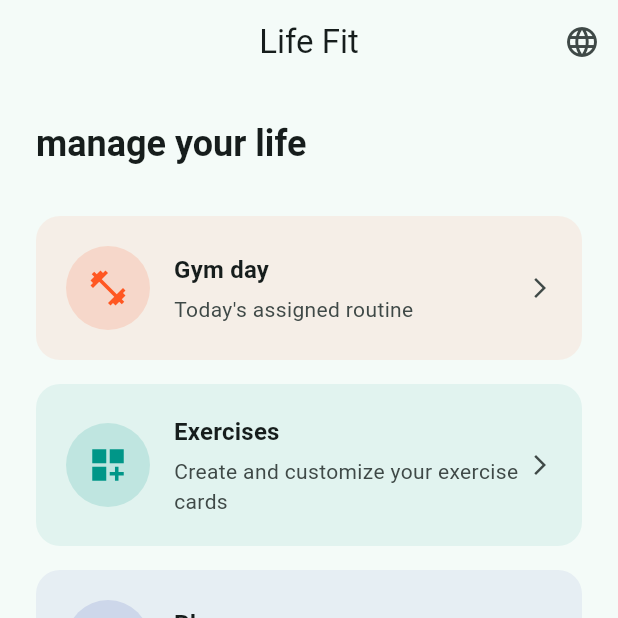
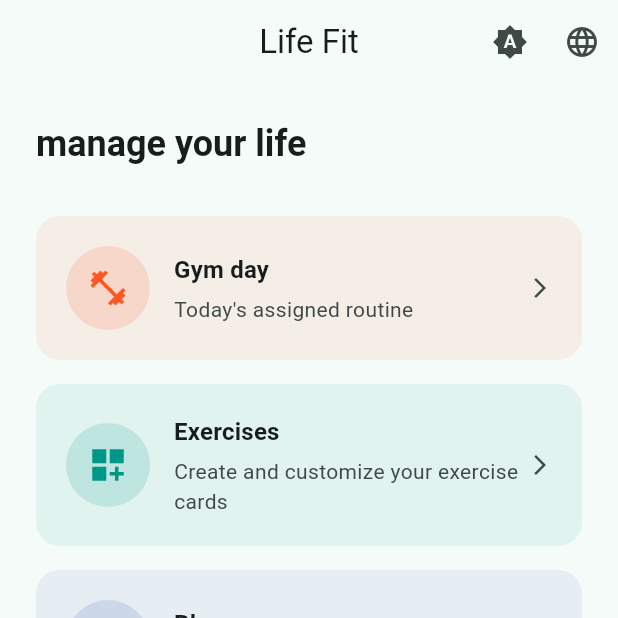
Before and after one commit to DarcherDev/life-fit, a Flutter app: the screen it shows after launch, on a phone screen of 412 x 824 dp, the top half of it. Run offline on Flutter 3.47's test engine with Material 2 defaults, Android fonts, the phone set to English and light mode, and no system bars; our stand-ins replace confetti, shared_preferences, table_calendar.

Commit message:
feat(tema): añadir modo oscuro y selector de tema persistente
- Nuevo: ThemeService persiste claro/oscuro/sistema; menú en la barra de Home.
- Nuevo: AppTheme centraliza temas light y dark con seed teal.
- Nuevo: LocalePromptHost muestra diálogo si el idioma del dispositivo no es es ni en.
- Corregido: LocaleService usa inglés como fallback y expone needsLocalePrompt.
- Corregido: ExerciseCardPreview y WarmUpPreviewTile usan colorScheme del tema.
- Nuevo: tests unitarios para ThemeService y LocaleService.

Co-authored-by: Cursor <cursoragent@cursor.com>

```diff
--- a/lib/core/home/home_screen.dart
+++ b/lib/core/home/home_screen.dart
@@ -2,6 +2,7 @@ import 'package:flutter/material.dart';
 
 import 'package:life_fit/core/navigation/app_navigation.dart';
 import 'package:life_fit/core/services/locale_service.dart';
+import 'package:life_fit/core/services/theme_service.dart';
 import 'package:life_fit/l10n/app_localizations.dart';
 
 class HomeScreen extends StatelessWidget {
@@ -12,12 +13,41 @@ class HomeScreen extends StatelessWidget {
     final l10n = AppLocalizations.of(context);
     final theme = Theme.of(context);
     final currentLocale = Localizations.localeOf(context).languageCode;
+    final currentTheme = ThemeService.instance.preference;
 
     return Scaffold(
       appBar: AppBar(
         title: Text(l10n.appTitle),
         centerTitle: true,
         actions: [
+          PopupMenuButton<AppThemePreference>(
+            tooltip: l10n.themeMenu,
+            icon: Icon(
+              currentTheme == AppThemePreference.dark
+                  ? Icons.dark_mode
+                  : currentTheme == AppThemePreference.light
+                      ? Icons.light_mode
+                      : Icons.brightness_auto,
+            ),
+            onSelected: ThemeService.instance.setPreference,
+            itemBuilder: (context) => [
+              CheckedPopupMenuItem(
+                value: AppThemePreference.light,
+                checked: currentTheme == AppThemePreference.light,
+                child: Text(l10n.themeLight),
+              ),
+              CheckedPopupMenuItem(
+                value: AppThemePreference.dark,
+                checked: currentTheme == AppThemePreference.dark,
+                child: Text(l10n.themeDark),
+              ),
+              CheckedPopupMenuItem(
+                value: AppThemePreference.system,
+                checked: currentTheme == AppThemePreference.system,
+                child: Text(l10n.themeSystem),
+              ),
+            ],
+          ),
           PopupMenuButton<String>(
             tooltip: l10n.languageMenu,
             icon: const Icon(Icons.language),
--- /dev/null
+++ b/lib/core/home/locale_prompt_host.dart
@@ -0,0 +1,94 @@
+import 'package:flutter/material.dart';
+
+import 'package:life_fit/core/services/locale_service.dart';
+import 'package:life_fit/l10n/app_localizations.dart';
+
+/// Muestra un diálogo de idioma la primera vez si el dispositivo no es es/en.
+class LocalePromptHost extends StatefulWidget {
+  const LocalePromptHost({super.key, required this.child});
+
+  final Widget child;
+
+  @override
+  State<LocalePromptHost> createState() => _LocalePromptHostState();
+}
+
+class _LocalePromptHostState extends State<LocalePromptHost> {
+  final _localeService = LocaleService.instance;
+  bool _promptScheduled = false;
+
+  @override
+  void initState() {
+    super.initState();
+    _localeService.addListener(_onLocaleChanged);
+    WidgetsBinding.instance.addPostFrameCallback((_) => _maybeShowPrompt());
+  }
+
+  @override
+  void dispose() {
+    _localeService.removeListener(_onLocaleChanged);
+    super.dispose();
+  }
+
+  void _onLocaleChanged() {
+    if (_localeService.hasStoredLocale && mounted) {
+      setState(() {});
+    }
+  }
+
+  void _maybeShowPrompt() {
+    if (!mounted || _promptScheduled || _localeService.hasStoredLocale) {
+      return;
+    }
+
+    final deviceLocale = WidgetsBinding.instance.platformDispatcher.locale;
+    if (!_localeService.needsLocalePrompt(deviceLocale)) {
+      return;
+    }
+
+    _promptScheduled = true;
+    _showLocalePrompt();
+  }
+
+  Future<void> _showLocalePrompt() async {
+    if (!mounted) {
+      return;
+    }
+
+    final l10n = AppLocalizations.of(context);
+
+    await showDialog<void>(
+      context: context,
+      barrierDismissible: false,
+      builder: (dialogContext) {
+        return AlertDialog(
+          title: Text(l10n.localePromptTitle),
+          content: Text(l10n.localePromptMessage),
+          actions: [
+            TextButton(
+              onPressed: () async {
+                await _localeService.setLocale(const Locale('es'));
+                if (dialogContext.mounted) {
+                  Navigator.of(dialogContext).pop();
+                }
+              },
+              child: Text(l10n.languageSpanish),
+            ),
+            FilledButton(
+              onPressed: () async {
+                await _localeService.setLocale(const Locale('en'));
+                if (dialogContext.mounted) {
+                  Navigator.of(dialogContext).pop();
+                }
+              },
+              child: Text(l10n.languageEnglish),
+            ),
+          ],
+        );
+      },
+    );
+  }
+
+  @override
+  Widget build(BuildContext context) => widget.child;
+}
--- a/lib/core/services/locale_service.dart
+++ b/lib/core/services/locale_service.dart
@@ -2,53 +2,79 @@ import 'package:flutter/material.dart';
 import 'package:shared_preferences/shared_preferences.dart';
 
 /// Persists and notifies the app UI language (es / en).
+///
+/// Sin preferencia guardada, usa el idioma del dispositivo si es es o en.
+/// Si no está soportado, la app arranca en inglés y [needsLocalePrompt] indica
+/// que se debe pedir al usuario que elija.
 class LocaleService extends ChangeNotifier {
   LocaleService._();
 
   static final LocaleService instance = LocaleService._();
 
   static const _localeKey = 'app_locale';
+  static const fallbackLocale = Locale('en');
+
   static const supportedLocales = [
     Locale('es'),
     Locale('en'),
   ];
 
   Locale? _locale;
+  bool _hasStoredLocale = false;
 
   Locale? get locale => _locale;
+
+  bool get hasStoredLocale => _hasStoredLocale;
+
+  static bool isSupportedLanguageCode(String? code) {
+    if (code == null) {
+      return false;
+    }
+    return supportedLocales
+        .any((supported) => supported.languageCode == code);
+  }
 
   Future<void> init() async {
     final prefs = await SharedPreferences.getInstance();
     final code = prefs.getString(_localeKey);
     if (code == 'es') {
       _locale = const Locale('es');
+      _hasStoredLocale = true;
     } else if (code == 'en') {
       _locale = const Locale('en');
+      _hasStoredLocale = true;
+    } else {
+      _locale = null;
+      _hasStoredLocale = false;
     }
   }
 
   Future<void> setLocale(Locale locale) async {
-    if (!supportedLocales
-        .any((supported) => supported.languageCode == locale.languageCode)) {
+    if (!isSupportedLanguageCode(locale.languageCode)) {
       return;
     }
     _locale = locale;
+    _hasStoredLocale = true;
     notifyListeners();
     final prefs = await SharedPreferences.getInstance();
     await prefs.setString(_localeKey, locale.languageCode);
+  }
+
+  /// True cuando no hay idioma guardado y el dispositivo no es es ni en.
+  bool needsLocalePrompt(Locale? deviceLocale) {
+    if (_hasStoredLocale) {
+      return false;
+    }
+    return !isSupportedLanguageCode(deviceLocale?.languageCode);
   }
 
   Locale resolve(Locale? deviceLocale) {
     if (_locale != null) {
       return _locale!;
     }
-    if (deviceLocale != null) {
-      for (final supported in supportedLocales) {
-        if (supported.languageCode == deviceLocale.languageCode) {
-          return supported;
-        }
-      }
+    if (isSupportedLanguageCode(deviceLocale?.languageCode)) {
+      return Locale(deviceLocale!.languageCode);
     }
-    return const Locale('es');
+    return fallbackLocale;
   }
 }
--- /dev/null
+++ b/lib/core/services/theme_service.dart
@@ -0,0 +1,79 @@
+import 'package:flutter/material.dart';
+import 'package:shared_preferences/shared_preferences.dart';
+
+/// Preferencia de tema: claro, oscuro o seguir el sistema.
+enum AppThemePreference {
+  light,
+  dark,
+  system;
+
+  static AppThemePreference? fromStorage(String? value) {
+    switch (value) {
+      case 'light':
+        return AppThemePreference.light;
+      case 'dark':
+        return AppThemePreference.dark;
+      case 'system':
+        return AppThemePreference.system;
+      default:
+        return null;
+    }
+  }
+
+  String toStorage() => name;
+
+  ThemeMode get themeMode {
+    switch (this) {
+      case AppThemePreference.light:
+        return ThemeMode.light;
+      case AppThemePreference.dark:
+        return ThemeMode.dark;
+      case AppThemePreference.system:
+        return ThemeMode.system;
+    }
+  }
+}
+
+/// Persiste y notifica el modo de tema de la app.
+///
+/// Sin preferencia guardada, [AppThemePreference.system] sigue el tema del
+/// dispositivo (claro u oscuro). El usuario puede cambiarlo en cualquier momento.
+class ThemeService extends ChangeNotifier {
+  ThemeService._();
+
+  static final ThemeService instance = ThemeService._();
+
+  static const _themeKey = 'app_theme';
+
+  AppThemePreference _preference = AppThemePreference.system;
+  bool _hasStoredPreference = false;
+
+  AppThemePreference get preference => _preference;
+
+  bool get hasStoredPreference => _hasStoredPreference;
+
+  ThemeMode get themeMode => _preference.themeMode;
+
+  Future<void> init() async {
+    final prefs = await SharedPreferences.getInstance();
+    final stored = AppThemePreference.fromStorage(prefs.getString(_themeKey));
+    if (stored != null) {
+      _preference = stored;
+      _hasStoredPreference = true;
+    } else {
+      _preference = AppThemePreference.system;
+      _hasStoredPreference = false;
+    }
+  }
+
+  Future<void> setPreference(AppThemePreference preference) async {
+    if (_preference == preference && _hasStoredPreference) {
+      return;
+    }
+    _preference = preference;
+    _hasStoredPreference = true;
+    notifyListeners();
+    final prefs = await SharedPreferences.getInstance();
+    await prefs.setString(_themeKey, preference.toStorage());
+  }
+}
--- /dev/null
+++ b/lib/core/theme/app_theme.dart
@@ -0,0 +1,28 @@
+import 'package:flutter/material.dart';
+
+/// Temas claro y oscuro de la app.
+abstract class AppTheme {
+  AppTheme._();
+
+  static const _seedColor = Colors.teal;
+
+  static ThemeData light() {
+    return ThemeData(
+      colorScheme: ColorScheme.fromSeed(
+        seedColor: _seedColor,
+        brightness: Brightness.light,
+      ),
+      useMaterial3: true,
+    );
+  }
+
+  static ThemeData dark() {
+    return ThemeData(
+      colorScheme: ColorScheme.fromSeed(
+        seedColor: _seedColor,
+        brightness: Brightness.dark,
+      ),
+      useMaterial3: true,
+    );
+  }
+}
--- a/lib/l10n/app_en.arb
+++ b/lib/l10n/app_en.arb
@@ -11,6 +11,12 @@
   "languageMenu": "Language",
   "languageSpanish": "Español",
   "languageEnglish": "English",
+  "themeMenu": "Theme",
+  "themeLight": "Light",
+  "themeDark": "Dark",
+  "themeSystem": "System",
+  "localePromptTitle": "Choose your language",
+  "localePromptMessage": "Your device language is not available in the app. Which language do you want to use for Life Fit?",
   "cancel": "Cancel",
   "remove": "Remove",
   "delete": "Delete",
--- a/lib/l10n/app_es.arb
+++ b/lib/l10n/app_es.arb
@@ -11,6 +11,12 @@
   "languageMenu": "Idioma",
   "languageSpanish": "Español",
   "languageEnglish": "English",
+  "themeMenu": "Tema",
+  "themeLight": "Claro",
+  "themeDark": "Oscuro",
+  "themeSystem": "Sistema",
+  "localePromptTitle": "Elige tu idioma",
+  "localePromptMessage": "El idioma de tu dispositivo no está disponible en la app. ¿En qué idioma quieres usar Life Fit?",
   "cancel": "Cancelar",
   "remove": "Quitar",
   "delete": "Eliminar",
--- a/lib/l10n/app_localizations.dart
+++ b/lib/l10n/app_localizations.dart
@@ -158,6 +158,42 @@ abstract class AppLocalizations {
   /// In es, this message translates to:
   /// **'English'**
   String get languageEnglish;
+
+  /// No description provided for @themeMenu.
+  ///
+  /// In es, this message translates to:
+  /// **'Tema'**
+  String get themeMenu;
+
+  /// No description provided for @themeLight.
+  ///
+  /// In es, this message translates to:
+  /// **'Claro'**
+  String get themeLight;
+
+  /// No description provided for @themeDark.
+  ///
+  /// In es, this message translates to:
+  /// **'Oscuro'**
+  String get themeDark;
+
+  /// No description provided for @themeSystem.
+  ///
+  /// In es, this message translates to:
+  /// **'Sistema'**
+  String get themeSystem;
+
+  /// No description provided for @localePromptTitle.
+  ///
+  /// In es, this message translates to:
+  /// **'Elige tu idioma'**
+  String get localePromptTitle;
+
+  /// No description provided for @localePromptMessage.
+  ///
+  /// In es, this message translates to:
+  /// **'El idioma de tu dispositivo no está disponible en la app. ¿En qué idioma quieres usar Life Fit?'**
+  String get localePromptMessage;
 
   /// No description provided for @cancel.
   ///
--- a/lib/main.dart
+++ b/lib/main.dart
@@ -2,14 +2,18 @@ import 'package:flutter/material.dart';
 import 'package:flutter_localizations/flutter_localizations.dart';
 
 import 'package:life_fit/core/home/home_screen.dart';
+import 'package:life_fit/core/home/locale_prompt_host.dart';
 import 'package:life_fit/core/services/locale_service.dart';
 import 'package:life_fit/core/services/local_storage_service.dart';
+import 'package:life_fit/core/services/theme_service.dart';
+import 'package:life_fit/core/theme/app_theme.dart';
 import 'package:life_fit/l10n/app_localizations.dart';
 
 Future<void> main() async {
   WidgetsFlutterBinding.ensureInitialized();
   await LocalStorageService.init();
   await LocaleService.instance.init();
+  await ThemeService.instance.init();
   runApp(const LifeFitApp());
 }
 
@@ -22,20 +26,27 @@ class LifeFitApp extends StatefulWidget {
 
 class _LifeFitAppState extends State<LifeFitApp> {
   final _localeService = LocaleService.instance;
+  final _themeService = ThemeService.instance;
 
   @override
   void initState() {
     super.initState();
     _localeService.addListener(_onLocaleChanged);
+    _themeService.addListener(_onThemeChanged);
   }
 
   @override
   void dispose() {
     _localeService.removeListener(_onLocaleChanged);
+    _themeService.removeListener(_onThemeChanged);
     super.dispose();
   }
 
   void _onLocaleChanged() {
+    setState(() {});
+  }
+
+  void _onThemeChanged() {
     setState(() {});
   }
 
@@ -55,11 +66,10 @@ class _LifeFitAppState extends State<LifeFitApp> {
         GlobalWidgetsLocalizations.delegate,
         GlobalCupertinoLocalizations.delegate,
       ],
-      theme: ThemeData(
-        colorScheme: ColorScheme.fromSeed(seedColor: Colors.teal),
-        useMaterial3: true,
-      ),
-      home: const HomeScreen(),
+      theme: AppTheme.light(),
+      darkTheme: AppTheme.dark(),
+      themeMode: _themeService.themeMode,
+      home: const LocalePromptHost(child: HomeScreen()),
     );
   }
 }
```
Also changed, not shown: lib/l10n/app_localizations_en.dart (+18 -0 lines), lib/l10n/app_localizations_es.dart (+18 -0 lines), lib/modules/calentamiento/widgets/warm_up_preview_tile.dart (+9 -2 lines), lib/modules/ejercicios/widgets/exercise_card_preview.dart (+11 -6 lines), 5 other files.
